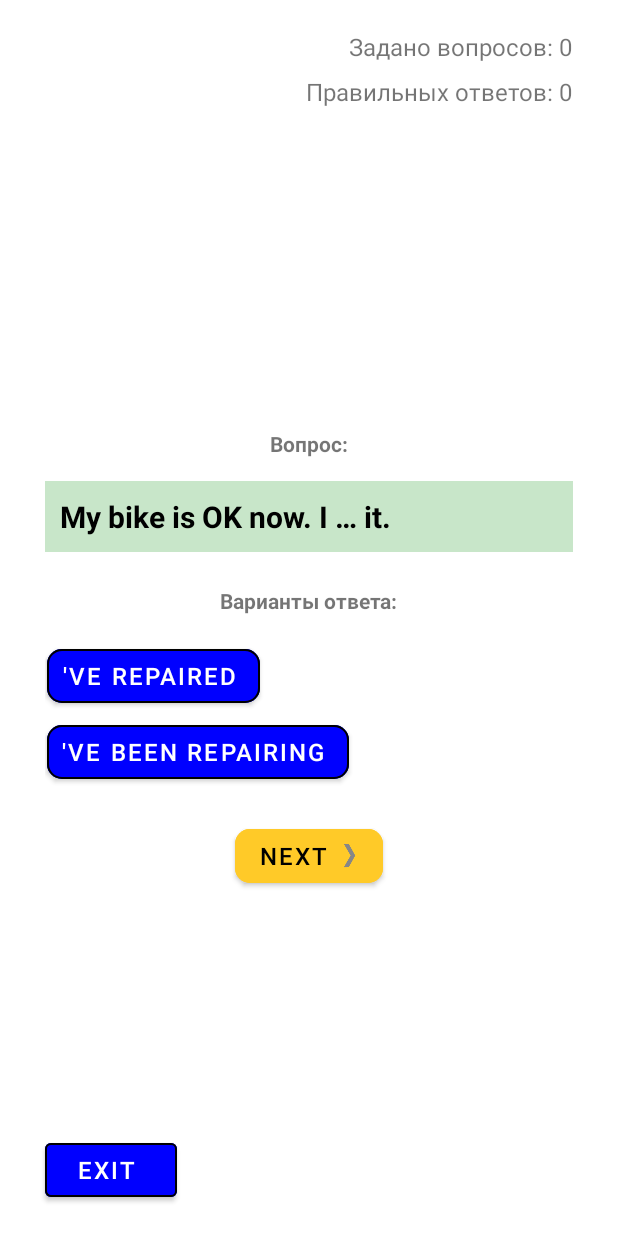
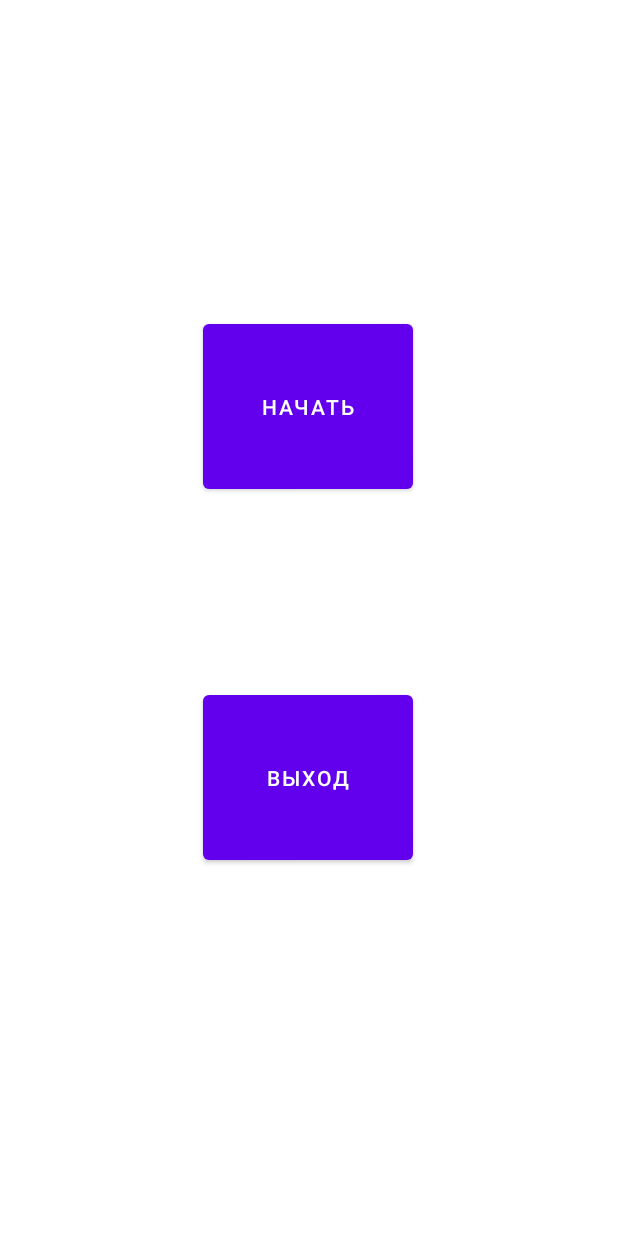
Before and after one commit to yudin5/EnglishQuiz, an Android app: the screen it shows after launch (MainActivity before the commit, StartActivity after it), on a phone screen of 412 x 824 dp. Run offline under Robolectric (Android 15) with nearby library versions, the phone set to English and light mode, and no system bars.

Commit message:
add start activity, questions

```diff
--- a/app/src/main/java/com/example/englishquiz/MainActivity.java
+++ b/app/src/main/java/com/example/englishquiz/MainActivity.java
@@ -40,7 +40,7 @@ public class MainActivity extends AppCompatActivity {
         explanationTextView = findViewById(R.id.explanation_text_view);
         explanationTextView.setVisibility(View.INVISIBLE);
 
-        questionAskedQuantity = findViewById(R.id.question_asked_qantity);
+        questionAskedQuantity = findViewById(R.id.question_asked_quantity);
         rightAnswersQuantity = findViewById(R.id.right_answers_quantity);
 
         exitButton = findViewById(R.id.btn_exit);
--- a/app/src/main/java/com/example/englishquiz/Questions.java
+++ b/app/src/main/java/com/example/englishquiz/Questions.java
@@ -13,6 +13,10 @@ public class Questions {
             new Question(q_6, q_6_op_1, q_6_op_2, q_6_explanation, q_6_answer),
             new Question(q_7, q_7_op_1, q_7_op_2, q_7_explanation, q_7_answer),
             new Question(q_8, q_8_op_1, q_8_op_2, q_8_explanation, q_8_answer),
+            new Question(q_9, q_9_op_1, q_9_op_2, q_9_explanation, q_9_answer),
+            new Question(q_10, q_10_op_1, q_10_op_2, q_10_explanation, q_10_answer),
+            new Question(q_11, q_11_op_1, q_11_op_2, q_11_explanation, q_11_answer),
+            new Question(q_12, q_12_op_1, q_12_op_2, q_12_explanation, q_12_answer)
     };
 
     public static Question[] getQuestionBank() {
--- /dev/null
+++ b/app/src/main/java/com/example/englishquiz/StartActivity.java
@@ -0,0 +1,27 @@
+package com.example.englishquiz;
+
+import android.content.Intent;
+import android.os.Bundle;
+import android.widget.Button;
+
+import androidx.appcompat.app.AppCompatActivity;
+
+public class StartActivity extends AppCompatActivity {
+
+    @Override
+    protected void onCreate(Bundle savedInstanceState) {
+        super.onCreate(savedInstanceState);
+        setContentView(R.layout.activity_start);
+
+        // Кнопка "Начать игру"
+        Button btnStart = findViewById(R.id.btn_start);
+        btnStart.setOnClickListener(v -> {
+            Intent intent = new Intent(StartActivity.this, MainActivity.class);
+            startActivity(intent);
+        });
+
+        // Кнопка "Выход"
+        Button btnExit = findViewById(R.id.btn_exit_complete);
+        btnExit.setOnClickListener(v -> finish());
+    }
+}
--- a/app/src/main/res/layout/activity_main.xml
+++ b/app/src/main/res/layout/activity_main.xml
@@ -6,10 +6,6 @@
     android:layout_height="match_parent"
     android:background="@color/bg"
     tools:context=".MainActivity">
-
-    <!-- Текстовое поле с объяснением -->
-
-    <!-- Кнопка NEXT -->
 
     <TextView
         android:id="@+id/right_answers_quantity"
@@ -47,8 +43,8 @@
 
     <LinearLayout
         android:id="@+id/linearLayout"
-        android:layout_width="223dp"
-        android:layout_height="101dp"
+        android:layout_width="349dp"
+        android:layout_height="100dp"
         android:layout_marginStart="30dp"
         android:orientation="vertical"
         app:layout_constraintBottom_toBottomOf="parent"
@@ -60,31 +56,34 @@
 
         <Button
             android:id="@+id/first_option_button"
-            android:layout_width="wrap_content"
+            android:layout_width="349dp"
             android:layout_height="wrap_content"
             android:layout_margin="@dimen/cardview_compat_inset_shadow"
             android:backgroundTint="#5C6BC0"
             android:paddingStart="10dp"
             android:text="@string/q_1_op_1"
-            android:textSize="16sp"
+            android:textAllCaps="false"
+            android:textSize="20sp"
             app:cornerRadius="10sp"
             app:strokeWidth="1sp" />
 
         <Button
             android:id="@+id/second_option_button"
-            android:layout_width="wrap_content"
+            android:layout_width="349dp"
             android:layout_height="wrap_content"
             android:layout_margin="@dimen/cardview_compat_inset_shadow"
             android:backgroundTint="#5C6BC0"
             android:paddingStart="10dp"
             android:text="@string/q_1_op_2"
-            android:textSize="16sp"
+            android:textAllCaps="false"
+            android:textSize="20sp"
             app:cornerRadius="10sp"
             app:strokeWidth="1sp" />
 
 
     </LinearLayout>
 
+    <!-- Кнопка NEXT -->
     <Button
         android:id="@+id/next_button"
         android:layout_width="wrap_content"
@@ -101,15 +100,15 @@
         app:layout_constraintStart_toStartOf="parent"
         app:layout_constraintTop_toBottomOf="@+id/linearLayout" />
 
-    <!-- Объяснение -->
+    <!-- Текстовое поле с объяснением -->
     <TextView
         android:id="@+id/explanation_text_view"
-        android:layout_width="380dp"
-        android:layout_height="140dp"
-        android:layout_marginTop="20dp"
+        android:layout_width="366dp"
+        android:layout_height="103dp"
+        android:layout_marginTop="25dp"
         android:layout_marginBottom="80dp"
         android:gravity="top"
-        android:padding="20dp"
+        android:padding="5dp"
         android:textAlignment="center"
         android:textColor="@color/black"
         android:textSize="16sp"
@@ -122,7 +121,7 @@
         tools:text="@string/q_1_explanation" />
 
     <TextView
-        android:id="@+id/question_asked_qantity"
+        android:id="@+id/question_asked_quantity"
         android:layout_width="wrap_content"
         android:layout_height="wrap_content"
         android:layout_marginTop="20dp"
--- /dev/null
+++ b/app/src/main/res/layout/activity_start.xml
@@ -0,0 +1,32 @@
+<?xml version="1.0" encoding="utf-8"?>
+<androidx.constraintlayout.widget.ConstraintLayout xmlns:android="http://schemas.android.com/apk/res/android"
+    xmlns:app="http://schemas.android.com/apk/res-auto"
+    xmlns:tools="http://schemas.android.com/tools"
+    android:layout_width="match_parent"
+    android:layout_height="match_parent"
+    tools:context=".StartActivity">
+
+    <Button
+        android:id="@+id/btn_start"
+        android:layout_width="140dp"
+        android:layout_height="122dp"
+        android:text="Начать"
+        app:layout_constraintBottom_toBottomOf="parent"
+        app:layout_constraintEnd_toEndOf="parent"
+        app:layout_constraintHorizontal_bias="0.498"
+        app:layout_constraintStart_toStartOf="parent"
+        app:layout_constraintTop_toTopOf="parent"
+        app:layout_constraintVertical_bias="0.299" />
+
+    <Button
+        android:id="@+id/btn_exit_complete"
+        android:layout_width="140dp"
+        android:layout_height="122dp"
+        android:text="Выход"
+        app:layout_constraintBottom_toBottomOf="parent"
+        app:layout_constraintEnd_toEndOf="parent"
+        app:layout_constraintHorizontal_bias="0.498"
+        app:layout_constraintStart_toStartOf="parent"
+        app:layout_constraintTop_toTopOf="parent"
+        app:layout_constraintVertical_bias="0.651" />
+</androidx.constraintlayout.widget.ConstraintLayout>
--- a/app/src/main/res/values/questions.xml
+++ b/app/src/main/res/values/questions.xml
@@ -70,7 +70,7 @@
     <string name="q_12">You can go out … you are.</string>
     <string name="q_12_op_1">as</string>
     <string name="q_12_op_2">like</string>
-    <string name="q_12_explanation">Перед подлежащим + глаголом используем \'as\'. Однако в значении \'в таком же состонии\' также можно использовать \'like\' в неформальном разговорном английском</string>
+    <string name="q_12_explanation">Перед подлежащим + глаголом используем \'as\'. Однако в значении \'в таком же состоянии\' также можно использовать \'like\' в неформальном разговорном английском</string>
     <string name="q_12_answer">1</string>
 
 </resources>
```
Also changed, not shown: app/src/main/AndroidManifest.xml (+14 -1 lines).
